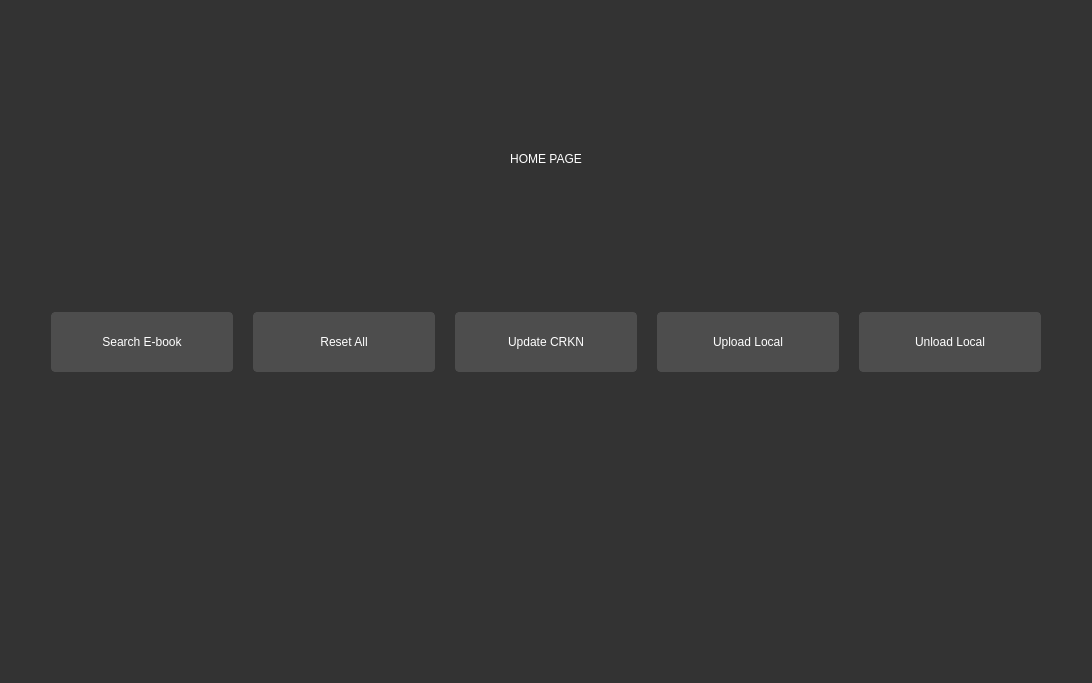
Before: the Qt Designer form source/features/ui/homepage.ui in Teky500/Ebook-PR-Application, drawn with Qt 5.
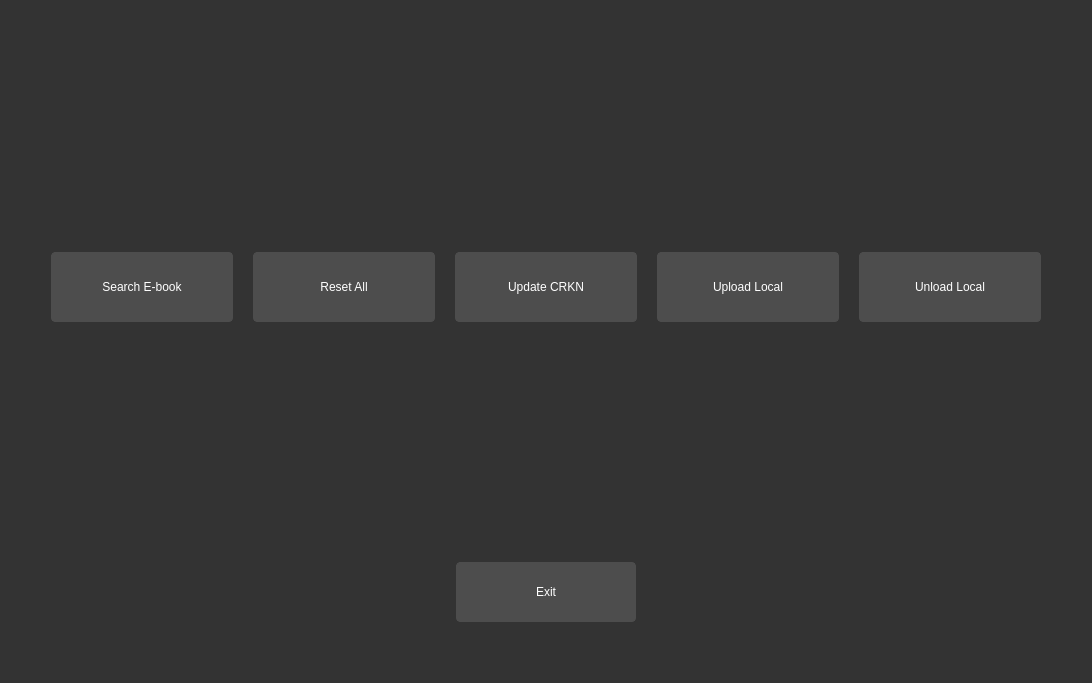
After: the same form once the commit is applied.

Commit message: changes to homepage - reem

The edit to the form file:
```diff
--- a/source/features/ui/homepage.ui
+++ b/source/features/ui/homepage.ui
@@ -133,7 +133,7 @@
           <string notr="true">font: 700 110pt &quot;Segoe UI&quot;;</string>
          </property>
          <property name="text">
-          <string>HOME PAGE</string>
+          <string/>
          </property>
          <property name="alignment">
           <set>Qt::AlignCenter</set>
@@ -143,7 +143,7 @@
       </layout>
      </item>
      <item>
-      <layout class="QHBoxLayout" name="horizontalLayout_2" stretch="0,0,0,0,0">
+      <layout class="QVBoxLayout" name="verticalLayout_3" stretch="0,0">
        <property name="spacing">
         <number>20</number>
        </property>
@@ -154,26 +154,28 @@
         <number>5</number>
        </property>
        <property name="topMargin">
+        <number>20</number>
+       </property>
+       <property name="rightMargin">
+        <number>5</number>
+       </property>
+       <property name="bottomMargin">
         <number>50</number>
        </property>
-       <property name="rightMargin">
-        <number>5</number>
-       </property>
-       <property name="bottomMargin">
-        <number>300</number>
-       </property>
+       <item>
+        <layout class="QHBoxLayout" name="horizontalLayout_5">
        <item>
         <widget class="QPushButton" name="search">
          <property name="minimumSize">
           <size>
            <width>100</width>
-           <height>60</height>
+             <height>70</height>
           </size>
          </property>
          <property name="maximumSize">
           <size>
-           <width>550</width>
-           <height>80</height>
+             <width>700</width>
+             <height>90</height>
           </size>
          </property>
          <property name="sizeIncrement">
@@ -280,6 +282,46 @@
           <string>Unload Local</string>
          </property>
         </widget>
+         </item>
+        </layout>
+       </item>
+       <item>
+        <layout class="QHBoxLayout" name="horizontalLayout_7">
+         <property name="leftMargin">
+          <number>200</number>
+         </property>
+         <property name="topMargin">
+          <number>220</number>
+         </property>
+         <property name="rightMargin">
+          <number>200</number>
+         </property>
+         <property name="bottomMargin">
+          <number>0</number>
+         </property>
+         <item>
+          <widget class="QPushButton" name="exit">
+           <property name="minimumSize">
+            <size>
+             <width>100</width>
+             <height>60</height>
+            </size>
+           </property>
+           <property name="maximumSize">
+            <size>
+             <width>180</width>
+             <height>80</height>
+            </size>
+           </property>
+           <property name="styleSheet">
+            <string notr="true">font: 700 18pt &quot;Segoe UI&quot;;</string>
+           </property>
+           <property name="text">
+            <string>Exit</string>
+           </property>
+          </widget>
+         </item>
+        </layout>
        </item>
       </layout>
      </item>
```
Left out of the diff: 4 changed lines with no effect on the pictures. Lines whose indentation alone changed are shown as unchanged. The commit also changes 4 other files.
